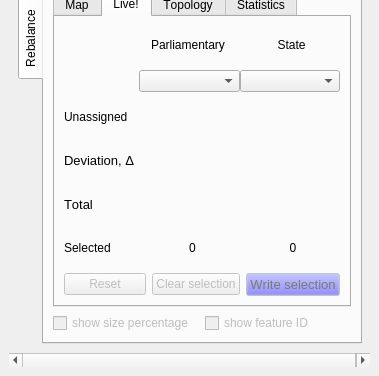
Above: ui_delimitationtoolbox_dock.ui from seanclaude/Redistricting before the change; both pictures show x 0 to 379 and y 261 to 637 of the 379 by 637 pixel window. Below: the same form after it.
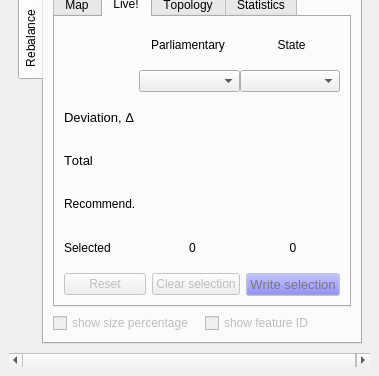
That is the form after the change. The open tabs and pages were chosen to show the change.

Commit message: - show voters in topology displays - move unassigned voters to title

What changed in the file:
```diff
--- a/ui_delimitationtoolbox_dock.ui
+++ b/ui_delimitationtoolbox_dock.ui
@@ -1277,55 +1277,6 @@
                   </item>
                  </layout>
                 </item>
-                <item>
-                 <layout class="QHBoxLayout" name="horizontalLayout_15">
-                  <item>
-                   <widget class="QLabel" name="label_22">
-                    <property name="sizePolicy">
-                     <sizepolicy hsizetype="Fixed" vsizetype="Preferred">
-                      <horstretch>0</horstretch>
-                      <verstretch>0</verstretch>
-                     </sizepolicy>
-                    </property>
-                    <property name="minimumSize">
-                     <size>
-                      <width>75</width>
-                      <height>0</height>
-                     </size>
-                    </property>
-                    <property name="maximumSize">
-                     <size>
-                      <width>30</width>
-                      <height>16777215</height>
-                     </size>
-                    </property>
-                    <property name="text">
-                     <string>Unassigned</string>
-                    </property>
-                   </widget>
-                  </item>
-                  <item>
-                   <widget class="QLabel" name="label_par_unused">
-                    <property name="text">
-                     <string/>
-                    </property>
-                    <property name="alignment">
-                     <set>Qt::AlignCenter</set>
-                    </property>
-                   </widget>
-                  </item>
-                  <item>
-                   <widget class="QLabel" name="label_state_unused">
-                    <property name="text">
-                     <string/>
-                    </property>
-                    <property name="alignment">
-                     <set>Qt::AlignCenter</set>
-                    </property>
-                   </widget>
-                  </item>
-                 </layout>
-                </item>
                 <item>
                  <layout class="QHBoxLayout" name="horizontalLayout_12">
                   <property name="topMargin">
@@ -1472,6 +1423,55 @@
                   </item>
                  </layout>
                 </item>
+                <item>
+                 <layout class="QHBoxLayout" name="horizontalLayout_15">
+                  <item>
+                   <widget class="QLabel" name="label_22">
+                    <property name="sizePolicy">
+                     <sizepolicy hsizetype="Fixed" vsizetype="Preferred">
+                      <horstretch>0</horstretch>
+                      <verstretch>0</verstretch>
+                     </sizepolicy>
+                    </property>
+                    <property name="minimumSize">
+                     <size>
+                      <width>75</width>
+                      <height>0</height>
+                     </size>
+                    </property>
+                    <property name="maximumSize">
+                     <size>
+                      <width>30</width>
+                      <height>16777215</height>
+                     </size>
+                    </property>
+                    <property name="text">
+                     <string>Recommend.</string>
+                    </property>
+                   </widget>
+                  </item>
+                  <item>
+                   <widget class="QLabel" name="label_par_recommend">
+                    <property name="text">
+                     <string/>
+                    </property>
+                    <property name="alignment">
+                     <set>Qt::AlignCenter</set>
+                    </property>
+                   </widget>
+                  </item>
+                  <item>
+                   <widget class="QLabel" name="label_state_recommend">
+                    <property name="text">
+                     <string/>
+                    </property>
+                    <property name="alignment">
+                     <set>Qt::AlignCenter</set>
+                    </property>
+                   </widget>
+                  </item>
+                 </layout>
+                </item>
                 <item>
                  <layout class="QHBoxLayout" name="horizontalLayout_8">
                   <item>
```
Left out of the diff: 11 changed lines with no effect on the pictures. The commit also changes 4 other files.
